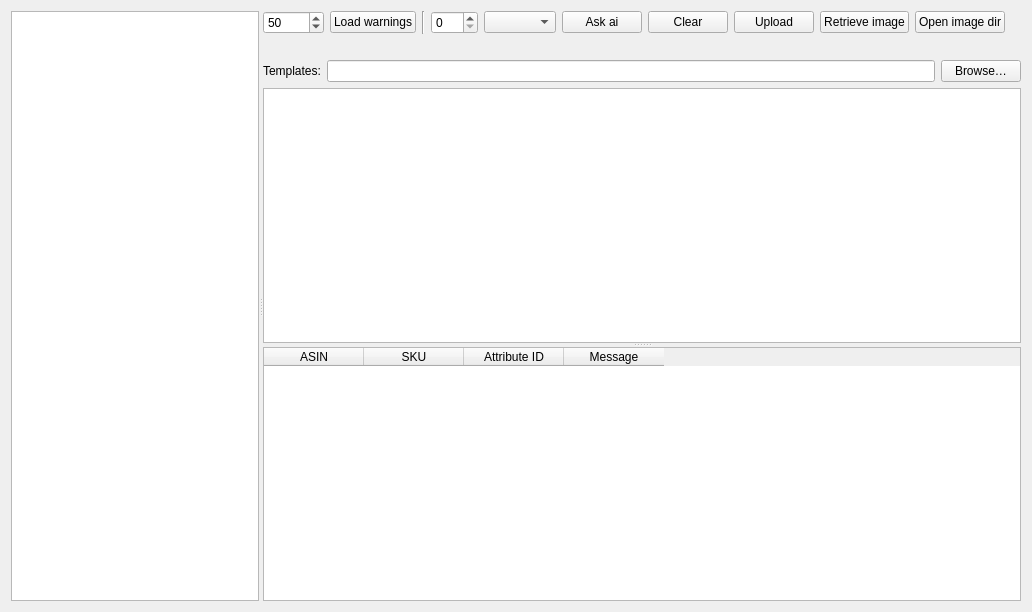
icingerpower/AmazonTemplate3, file AmazonTemplate3/gui/panes/PaneWarnings.ui: the form before one commit.
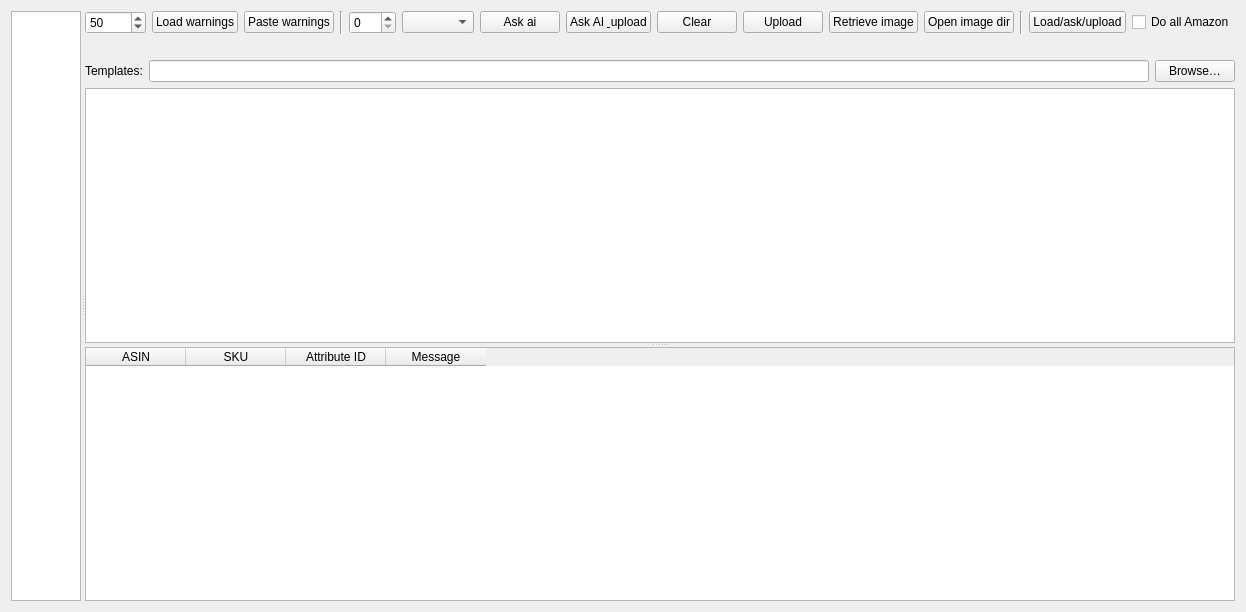
The form after the commit.

Commit message: Added Load Sub Folder dialog, paste warnings enrichment, per-category A+ prompts + shoe color/upload fixes.

```diff
--- a/AmazonTemplate3/gui/panes/PaneWarnings.ui
+++ b/AmazonTemplate3/gui/panes/PaneWarnings.ui
@@ -53,6 +53,16 @@
            </property>
           </widget>
          </item>
+         <item>
+          <widget class="QPushButton" name="buttonPasteWarnings">
+           <property name="toolTip">
+            <string>Paste warnings from Amazon Seller Central Account Health page</string>
+           </property>
+           <property name="text">
+            <string>Paste warnings</string>
+           </property>
+          </widget>
+         </item>
          <item>
           <widget class="Line" name="line">
            <property name="orientation">
@@ -87,6 +97,16 @@
            </property>
           </widget>
          </item>
+         <item>
+          <widget class="QPushButton" name="buttonAskAiUpload">
+           <property name="toolTip">
+            <string>Ask AI then upload in one step</string>
+           </property>
+           <property name="text">
+            <string>Ask AI &amp; upload</string>
+           </property>
+          </widget>
+         </item>
          <item>
           <widget class="QPushButton" name="buttonClearAiSuggestion">
            <property name="toolTip">
@@ -121,6 +141,33 @@
            </property>
           </widget>
          </item>
+         <item>
+          <widget class="Line" name="line_2">
+           <property name="orientation">
+            <enum>Qt::Orientation::Vertical</enum>
+           </property>
+          </widget>
+         </item>
+         <item>
+          <widget class="QPushButton" name="buttonLoadAskUpload">
+           <property name="toolTip">
+            <string>Chain: Load warnings → Ask AI → Upload</string>
+           </property>
+           <property name="text">
+            <string>Load/ask/upload</string>
+           </property>
+          </widget>
+         </item>
+         <item>
+          <widget class="QCheckBox" name="checkBoxDoAllAmazon">
+           <property name="toolTip">
+            <string>Run on all Amazon marketplaces (current first, then top to bottom)</string>
+           </property>
+           <property name="text">
+            <string>Do all Amazon</string>
+           </property>
+          </widget>
+         </item>
          <item>
           <spacer name="horizontalSpacer">
            <property name="orientation">
```
The commit also changes 15 other files.
